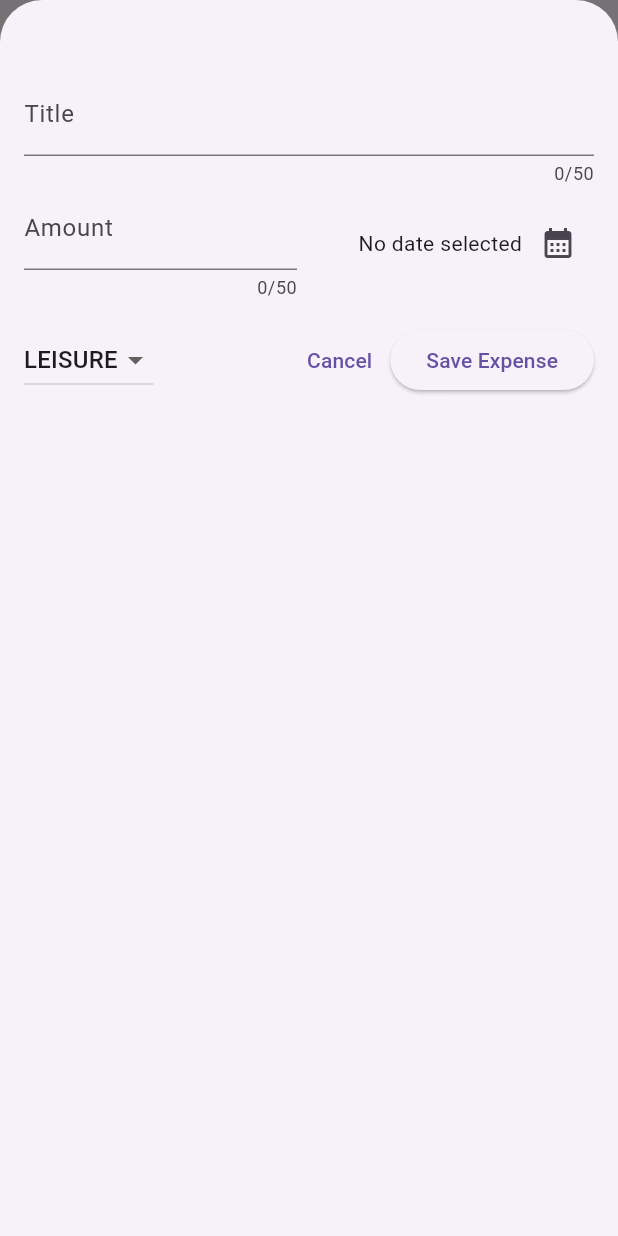
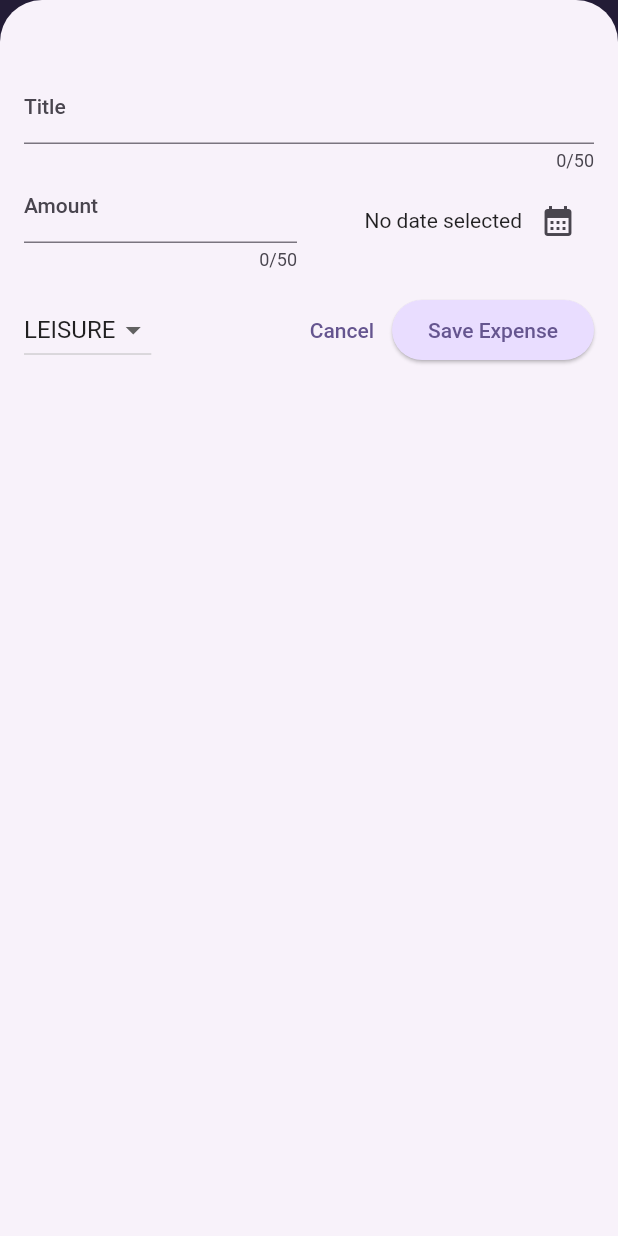
Before and after one commit to mjr2595/flutter-expense-tracker, a Flutter app: the screen it shows after launch, after a tap on the "add" icon, on a phone screen of 412 x 824 dp. Run offline on Flutter 3.47's test engine with Material 2 defaults, Android fonts, the phone set to English and light mode, and no system bars.

Commit message:
Updated: theme and ColorScheme

```diff
--- a/lib/main.dart
+++ b/lib/main.dart
@@ -1,10 +1,40 @@
 import 'package:flutter/material.dart';
 import 'package:expense_tracker/widgets/expenses.dart';
+
+var kColorScheme = ColorScheme.fromSeed(
+  seedColor: const Color.fromARGB(255, 96, 59, 181),
+);
 
 void main() {
   runApp(
     MaterialApp(
-      theme: ThemeData(useMaterial3: true),
+      theme: ThemeData().copyWith(
+        useMaterial3: true,
+        colorScheme: kColorScheme,
+        appBarTheme: const AppBarTheme().copyWith(
+          backgroundColor: kColorScheme.onPrimaryContainer,
+          foregroundColor: kColorScheme.primaryContainer,
+        ),
+        cardTheme: const CardTheme().copyWith(
+          color: kColorScheme.secondaryContainer,
+          margin: const EdgeInsets.symmetric(
+            horizontal: 16,
+            vertical: 8,
+          ),
+        ),
+        elevatedButtonTheme: ElevatedButtonThemeData(
+          style: ElevatedButton.styleFrom(
+            backgroundColor: kColorScheme.primaryContainer,
+          ),
+        ),
+        textTheme: ThemeData().textTheme.copyWith(
+              titleLarge: TextStyle(
+                fontSize: 14,
+                fontWeight: FontWeight.bold,
+                color: kColorScheme.onSecondaryContainer,
+              ),
+            ),
+      ),
       home: const Expenses(),
     ),
   );
--- a/lib/widgets/expenses_list/expense_item.dart
+++ b/lib/widgets/expenses_list/expense_item.dart
@@ -15,8 +15,12 @@ class ExpenseItem extends StatelessWidget {
           vertical: 16,
         ),
         child: Column(
+          crossAxisAlignment: CrossAxisAlignment.start,
           children: [
-            Text(expense.title),
+            Text(
+              expense.title,
+              style: Theme.of(context).textTheme.titleLarge,
+            ),
             const SizedBox(height: 4),
             Row(
               children: [
--- a/lib/widgets/expenses_list/expenses_list.dart
+++ b/lib/widgets/expenses_list/expenses_list.dart
@@ -18,6 +18,12 @@ class ExpensesList extends StatelessWidget {
       itemCount: expenses.length,
       itemBuilder: (context, index) => Dismissible(
         key: ValueKey(expenses[index]),
+        background: Container(
+          color: Theme.of(context).colorScheme.error.withOpacity(0.75),
+          margin: EdgeInsets.symmetric(
+            horizontal: Theme.of(context).cardTheme.margin!.horizontal,
+          ),
+        ),
         onDismissed: (direction) => onRemoveExpense(expenses[index]),
         child: ExpenseItem(expenses[index]),
       ),
```
